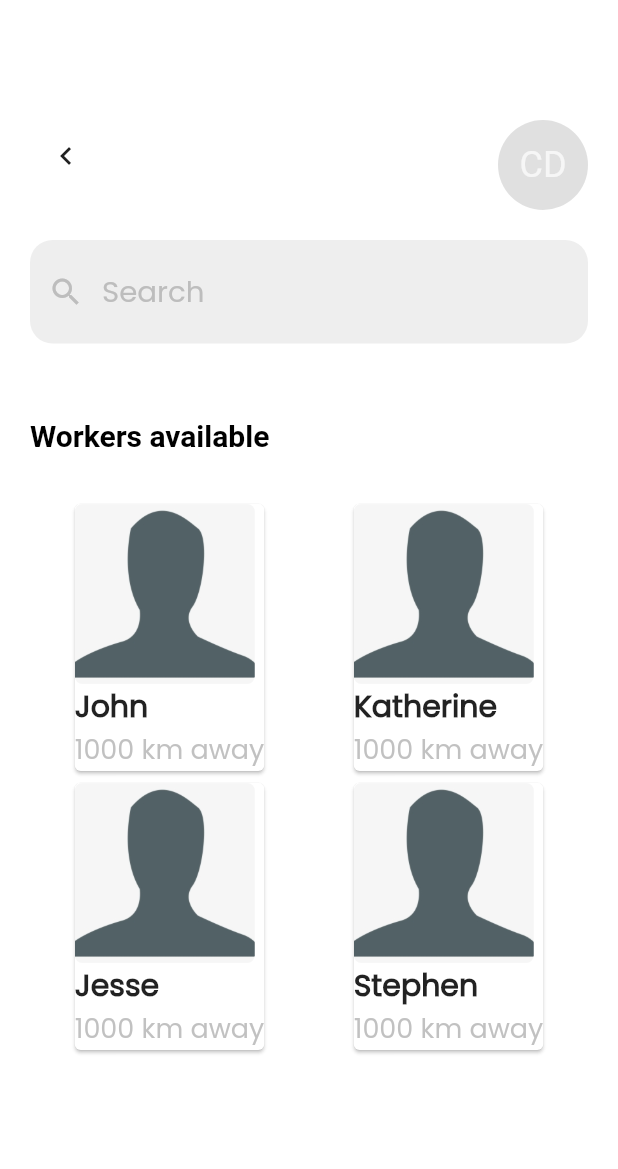
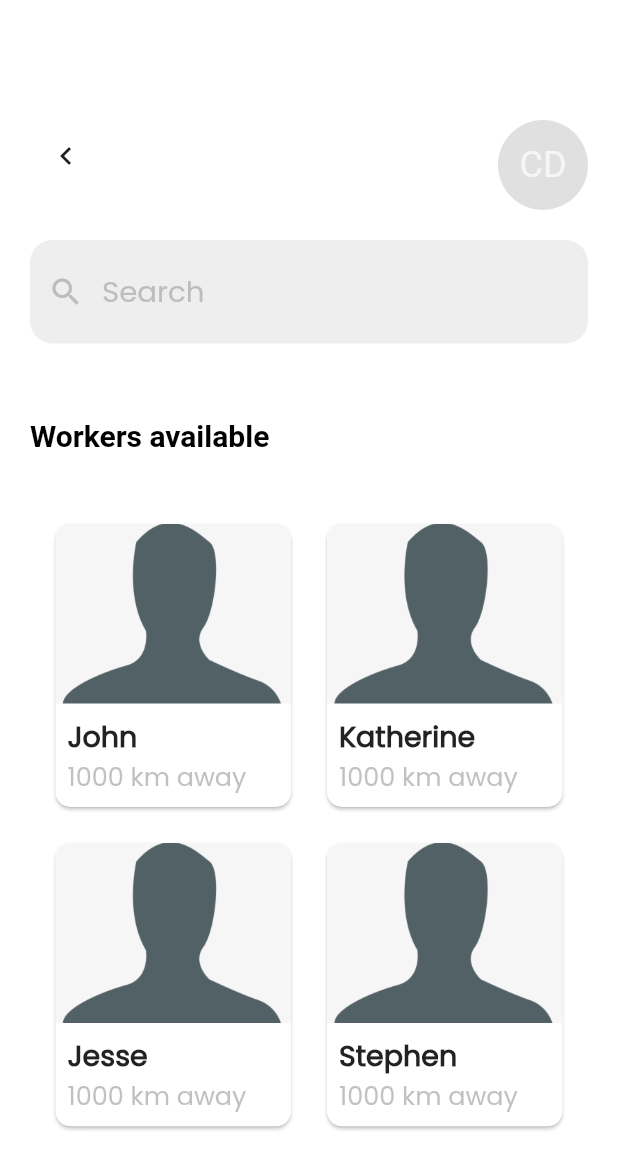
Before and after one commit to YerNiarb/etabang, a Flutter app: the Homepage screen opened directly, after a tap on "Laundry Services", on a phone screen of 412 x 824 dp. Shown: the top 1169 px of the screen. Run offline on Flutter 3.47's test engine with Material 2 defaults, Android fonts, the phone set to English and light mode, and no system bars; our stand-ins replace shared_preferences; accounts and stored records are empty; network calls fail; Roboto replaces fonts that are missing (Helvetica).

Commit message:
View Service Worker details; Other UI functionalities

```diff
--- a/etabang/lib/global/vars.dart
+++ b/etabang/lib/global/vars.dart
@@ -1,3 +1,4 @@
 library etabang.globals.vars;
 
 bool isLoggedIn = false;
+String defaulProfileImageUrl = "assets/images/default-profile.png";
--- a/etabang/lib/models/service_worker.dart
+++ b/etabang/lib/models/service_worker.dart
@@ -1,6 +1,7 @@
 import 'package:etabang/models/user.dart';
 
 class ServiceWorker extends User {
+  double hourlyPrice;
   double currentLocationLat;
   double currentLocationLong;
 
@@ -12,6 +13,7 @@ class ServiceWorker extends User {
     required super.state,
     required super.userName,
     this.currentLocationLat = 12.879721,
-    this.currentLocationLong = 121.77401699999996
+    this.currentLocationLong = 121.77401699999996,
+    this.hourlyPrice = 0.00
   });
 }
--- a/etabang/lib/models/user.dart
+++ b/etabang/lib/models/user.dart
@@ -4,7 +4,7 @@ class User {
   String street;
   String city;
   String state;
-  String profileImageUrl;
+  String? profileImageUrl;
   String userName;
 
   User(
--- a/etabang/lib/pages/customer/find_workers.dart
+++ b/etabang/lib/pages/customer/find_workers.dart
@@ -1,4 +1,7 @@
+import 'package:etabang/pages/common/drawer.dart';
+import 'package:etabang/pages/customer/view_service_worker_details.dart';
 import 'package:flutter/material.dart';
+import '../../global/vars.dart';
 import '../../models/service_worker.dart';
 import '../homepage.dart';
 
@@ -24,28 +27,32 @@ class FindWorkers extends StatelessWidget {
           city: 'Polomolok',
           state: 'South Cotabato',
           street: '1103 Champaca St.',
-          userName: 'john2424'),
+          userName: 'john2424',
+          hourlyPrice: 100),
       ServiceWorker(
           firstName: 'Katherine',
           lastName: 'Doe',
           city: 'Polomolok',
           state: 'South Cotabato',
           street: '1103 Champaca St.',
-          userName: 'john2424'),
+          userName: 'john2424',
+          hourlyPrice: 100),
       ServiceWorker(
           firstName: 'Jesse',
           lastName: 'Doe',
           city: 'Polomolok',
           state: 'South Cotabato',
           street: '1103 Champaca St.',
-          userName: 'john2424'),
+          userName: 'john2424',
+          hourlyPrice: 100),
       ServiceWorker(
           firstName: 'Stephen',
           lastName: 'Doe',
           city: 'Polomolok',
           state: 'South Cotabato',
           street: '1103 Champaca St.',
-          userName: 'john2424'),
+          userName: 'john2424',
+          hourlyPrice: 100),
     ];
 
     return Scaffold(
@@ -116,45 +123,60 @@ class FindWorkers extends StatelessWidget {
             Expanded(
               child: GridView.count(
                 crossAxisCount: 2,
-                childAspectRatio: 1,
+                childAspectRatio: 0.85,
+                padding: EdgeInsets.all(5.0),
                 children: List.generate(availableWorkers.length, (index) {
-                  return Center(
+                  return InkWell(
+                     onTap: () {
+                      Navigator.push(
+                        context,
+                        MaterialPageRoute(builder: (context) => ViewServiceWorkerDetails(serviceWorker: availableWorkers[index])),
+                      );
+                    },
+                    child: Container(
+                      margin: EdgeInsets.all(8.0),
                       child: Card(
-                      child: Padding(
-                        padding: EdgeInsets.all(0),
+                        shape: RoundedRectangleBorder(
+                          borderRadius: BorderRadius.circular(10.0),
+                        ),
                         child: Column(
                             crossAxisAlignment: CrossAxisAlignment.start,
                             children: [
                               Container(
                                 margin: const EdgeInsets.fromLTRB(0, 0, 0, 0),
-                              width: 120,
+                                width: 160,
                                 height: 120,
                                 decoration: BoxDecoration(
-                                  borderRadius: BorderRadius.circular(5),
+                                  borderRadius: BorderRadius.only(topLeft: Radius.circular(10), topRight: Radius.circular(10)),
                                   image: DecorationImage(
-                                    image: AssetImage(availableWorkers[index]
-                                        .profileImageUrl),
+                                    image: AssetImage(availableWorkers[index].profileImageUrl ?? defaulProfileImageUrl),
                                     fit: BoxFit.cover,
                                     alignment: Alignment.center,
                                   )),
                               ),
-                            Text(
+                              Container(
+                                margin: const EdgeInsets.fromLTRB(8.0, 8.0, 0, 0),
+                                child: Text(
                                   availableWorkers[index].firstName,
-                              textAlign: TextAlign.center,
+                                  textAlign: TextAlign.left,
                                   maxLines: null,
                                   style: const TextStyle(
-                                  fontSize: 20,
+                                      fontSize: 19,
                                       fontWeight: FontWeight.bold,
                                       fontFamily: 'Poppins'),
                                 ),
-                            Text(
+                              ),
+                              Container(
+                                margin: const EdgeInsets.fromLTRB(8.0, 0, 0, 1),
+                                child: Text(
                                   '1000 km away',
-                              textAlign: TextAlign.center,
+                                  textAlign: TextAlign.left,
                                   maxLines: null,
                                   style: const TextStyle(
-                                  fontSize: 18,
+                                      fontSize: 17,
                                       color: Color(0x97979797),
                                       fontFamily: 'Poppins'),
+                                ),
                               ),
                             ],
                         ),
@@ -164,35 +186,6 @@ class FindWorkers extends StatelessWidget {
                 }),
               ),
             )
-            // Expanded(
-            //   child: ListView.builder(
-            //     itemCount: availableWorkers.length,
-            //     itemBuilder: (context, index) {
-            //       return Card(
-            //         child: Padding(
-            //           padding: EdgeInsets.all(0),
-            //           child: Column(
-            //             crossAxisAlignment: CrossAxisAlignment.start,
-            //             children: [
-            //               Container(
-            //                 margin: const EdgeInsets.fromLTRB(0, 0, 0, 0),
-            //                 width: 130,
-            //                 height: 130,
-            //                 decoration: BoxDecoration(
-            //                     borderRadius: BorderRadius.circular(5),
-            //                     image: DecorationImage(
-            //                       image: AssetImage(availableWorkers[index].profileImageUrl),
-            //                       fit: BoxFit.cover,
-            //                       alignment: Alignment.center,
-            //                     )),
-            //               ),
-            //             ],
-            //           ),
-            //         ),
-            //       );
-            //     },
-            //   ),
-            // ),
           ]),
         ),
       ),
--- a/etabang/lib/pages/homepage.dart
+++ b/etabang/lib/pages/homepage.dart
@@ -53,7 +53,7 @@ class _HomepageState extends State<Homepage> {
               label: '',
             ),
             BottomNavigationBarItem(
-              icon: Icon(Icons.navigation_outlined),
+              icon: Icon(Icons.location_on_outlined),
               label: '',
             ),
             BottomNavigationBarItem(
--- a/etabang/pubspec.yaml
+++ b/etabang/pubspec.yaml
@@ -30,6 +30,7 @@ environment:
 dependencies:
   flutter:
     sdk: flutter
+  shared_preferences: ^2.0.8
 
 
   # The following adds the Cupertino Icons font to your application.
```
Also changed, not shown: etabang/lib/main.dart (+18 -5 lines), etabang/lib/pages/common/drawer.dart (added, +44 -0 lines), etabang/lib/pages/common/star_rating.dart (added, +29 -0 lines), etabang/lib/pages/customer/view_service_worker_details.dart (added, +360 -0 lines), etabang/lib/pages/get_started.dart (+10 -2 lines), etabang/lib/pages/sign_in.dart (+11 -3 lines), etabang/pubspec.lock, 1 other file. Lines whose indentation alone changed are shown as unchanged.
